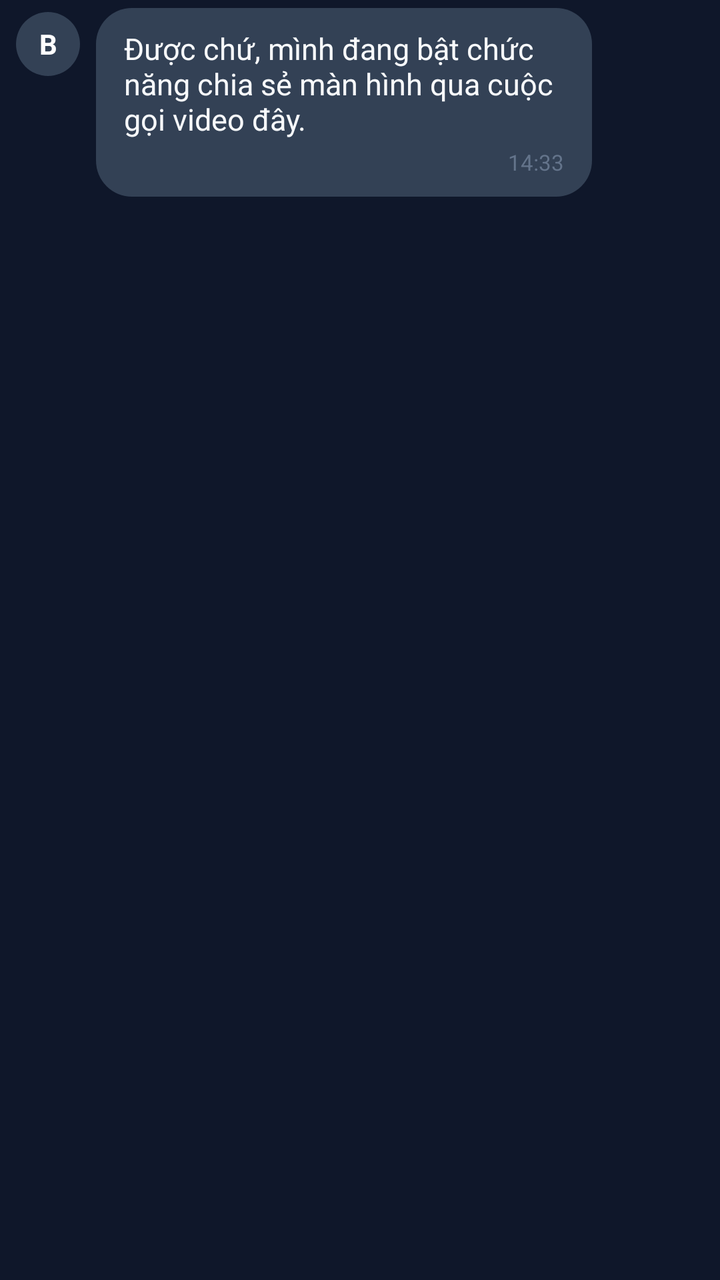
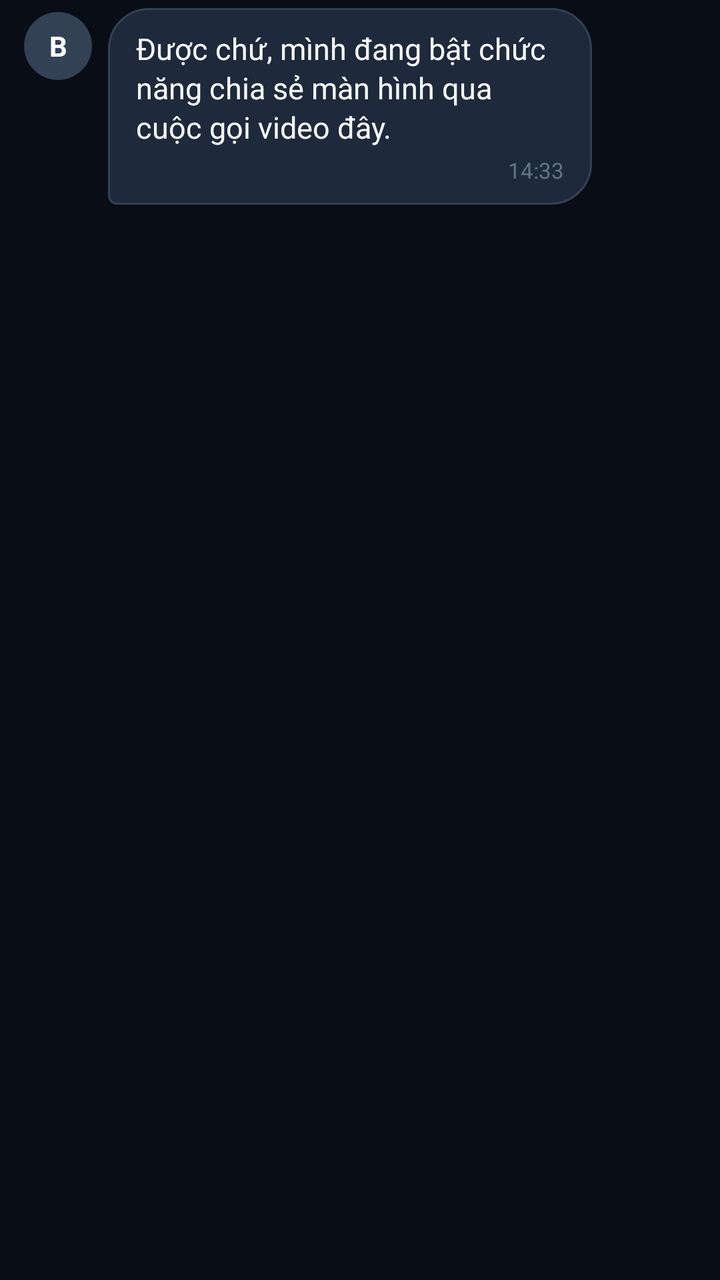

Screens rendered from an Android XML layout before and after an edit, with the pre-edit source and the edit as a unified diff.
<!-- AndroidManifest.xml: application theme AppTheme -->
<!-- res/layout/item_message_other.xml -->
<?xml version="1.0" encoding="utf-8"?>
<LinearLayout xmlns:android="http://schemas.android.com/apk/res/android"
    android:layout_width="match_parent"
    android:layout_height="wrap_content"
    android:orientation="horizontal"
    android:gravity="top"
    android:paddingVertical="4dp"
    android:paddingStart="8dp"
    android:paddingEnd="64dp">

    <TextView
        android:id="@+id/tvMessageOtherAvatar"
        android:layout_width="32dp"
        android:layout_height="32dp"
        android:background="@drawable/bg_card_secondary"
        android:text="B"
        android:textColor="@color/white"
        android:textSize="14sp"
        android:textStyle="bold"
        android:gravity="center"
        android:layout_marginTop="2dp" />

    <LinearLayout
        android:layout_width="wrap_content"
        android:layout_height="wrap_content"
        android:orientation="vertical"
        android:background="@drawable/bg_message_other"
        android:paddingVertical="10dp"
        android:paddingHorizontal="14dp"
        android:layout_marginStart="8dp">

        <TextView
            android:id="@+id/tvMessageTextOther"
            android:layout_width="wrap_content"
            android:layout_height="wrap_content"
            android:text="Được chứ, mình đang bật chức năng chia sẻ màn hình qua cuộc gọi video đây."
            android:textColor="@color/text_primary"
            android:textSize="15sp" />

        <TextView
            android:id="@+id/tvMessageTimeOther"
            android:layout_width="wrap_content"
            android:layout_height="wrap_content"
            android:layout_gravity="end"
            android:layout_marginTop="4dp"
            android:text="14:33"
            android:textColor="@color/text_muted"
            android:textSize="11sp" />
    </LinearLayout>

</LinearLayout>
<!-- resources referenced by this layout -->
<resources>
  <color name="text_muted">#64748B</color>
  <color name="text_primary">#F8FAFC</color>
  <color name="white">#FFFFFF</color>
  <!-- drawable bg_card_secondary (drawable) -->
  <?xml version="1.0" encoding="utf-8"?>
  <shape xmlns:android="http://schemas.android.com/apk/res/android"
      android:shape="oval">
      <solid android:color="@color/bg_card_secondary" />
  </shape>
  <!-- drawable bg_message_other (drawable) -->
  <?xml version="1.0" encoding="utf-8"?>
  <shape xmlns:android="http://schemas.android.com/apk/res/android">
      <solid android:color="#334155" />
      <corners android:radius="18dp" />
  </shape>
  <style name="AppTheme" parent="Theme.MaterialComponents.DayNight.NoActionBar">
          <item name="colorPrimary">@color/colorPrimary</item>
          <item name="colorPrimaryVariant">@color/colorPrimaryDark</item>
          <item name="colorOnPrimary">@color/white</item>
          <item name="android:statusBarColor">@color/bg_dark</item>
          <item name="android:windowBackground">@color/bg_dark</item>
          <item name="android:navigationBarColor">@color/bg_card</item>
      </style>
  <color name="bg_card_secondary">#334155</color>
  <color name="colorPrimary">#0284C7</color>
  <color name="colorPrimaryDark">#0369A1</color>
  <color name="bg_dark">#0F172A</color>
  <color name="bg_card">#1E293B</color>
</resources>

<!-- the commit's change to res/layout/item_message_other.xml (unified diff, before → after) -->
@@ -5,13 +5,13 @@
     android:orientation="horizontal"
     android:gravity="top"
     android:paddingVertical="4dp"
-    android:paddingStart="8dp"
+    android:paddingStart="12dp"
     android:paddingEnd="64dp">
 
     <TextView
         android:id="@+id/tvMessageOtherAvatar"
-        android:layout_width="32dp"
-        android:layout_height="32dp"
+        android:layout_width="34dp"
+        android:layout_height="34dp"
         android:background="@drawable/bg_card_secondary"
         android:text="B"
         android:textColor="@color/white"
@@ -25,9 +25,8 @@
         android:layout_height="wrap_content"
         android:orientation="vertical"
         android:background="@drawable/bg_message_other"
-        android:paddingVertical="10dp"
-        android:paddingHorizontal="14dp"
-        android:layout_marginStart="8dp">
+        android:layout_marginStart="8dp"
+        android:elevation="1dp">
 
         <TextView
             android:id="@+id/tvMessageTextOther"
@@ -35,7 +34,8 @@
             android:layout_height="wrap_content"
             android:text="Được chứ, mình đang bật chức năng chia sẻ màn hình qua cuộc gọi video đây."
             android:textColor="@color/text_primary"
-            android:textSize="15sp" />
+            android:textSize="15sp"
+            android:lineSpacingExtra="2dp" />
 
         <TextView
             android:id="@+id/tvMessageTimeOther"
<!-- resource entries referenced after the edit -->
@@ -12,21 +12,34 @@
   <!-- drawable bg_message_other (drawable) -->
   <?xml version="1.0" encoding="utf-8"?>
   <shape xmlns:android="http://schemas.android.com/apk/res/android">
-      <solid android:color="#334155" />
-      <corners android:radius="18dp" />
+      <solid android:color="#1E293B" />
+      <stroke android:width="1dp" android:color="#334155" />
+      <corners
+          android:topLeftRadius="20dp"
+          android:topRightRadius="20dp"
+          android:bottomLeftRadius="4dp"
+          android:bottomRightRadius="20dp" />
+      <padding
+          android:left="14dp"
+          android:top="10dp"
+          android:right="14dp"
+          android:bottom="10dp" />
   </shape>
   <style name="AppTheme" parent="Theme.MaterialComponents.DayNight.NoActionBar">
           <item name="colorPrimary">@color/colorPrimary</item>
           <item name="colorPrimaryVariant">@color/colorPrimaryDark</item>
           <item name="colorOnPrimary">@color/white</item>
-          <item name="android:statusBarColor">@color/bg_dark</item>
-          <item name="android:windowBackground">@color/bg_dark</item>
+          <item name="colorSecondary">@color/colorAccent</item>
+          <item name="android:statusBarColor">@color/bg_root</item>
+          <item name="android:windowBackground">@color/bg_root</item>
           <item name="android:navigationBarColor">@color/bg_card</item>
+          <item name="android:windowLightStatusBar">false</item>
       </style>
   <color name="bg_card_secondary">#334155</color>
   <color name="colorPrimary">#0284C7</color>
   <color name="colorPrimaryDark">#0369A1</color>
-  <color name="bg_dark">#0F172A</color>
+  <color name="colorAccent">#06B6D4</color>
+  <color name="bg_root">#090D16</color>
   <color name="bg_card">#1E293B</color>
 </resources>
 
